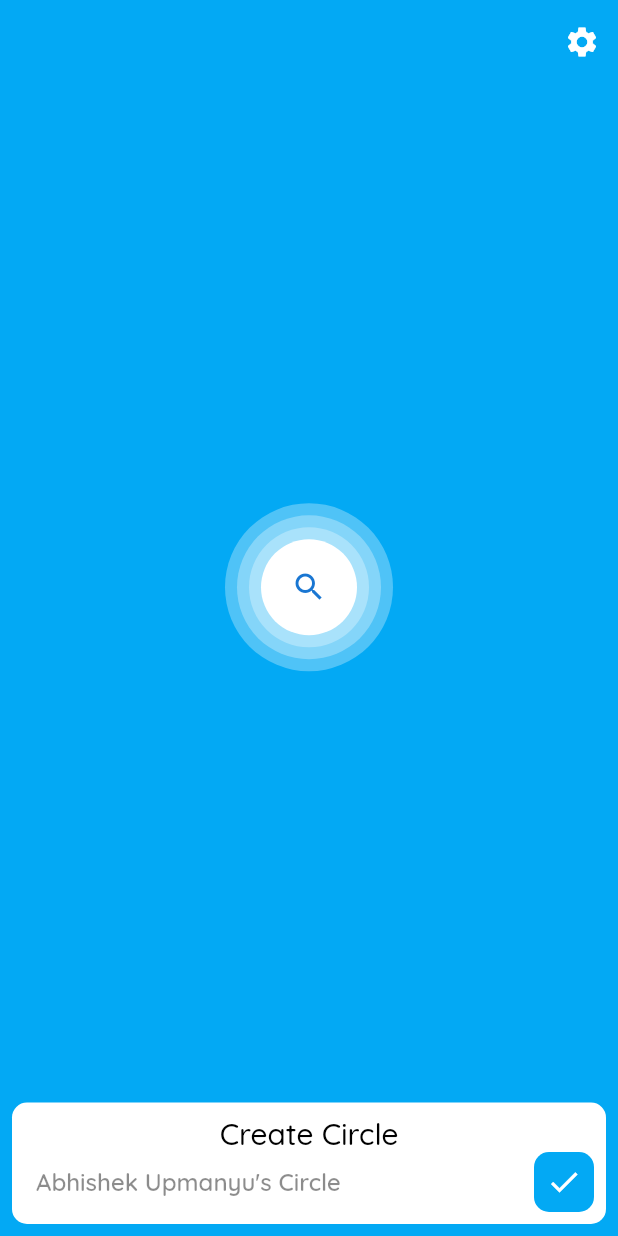
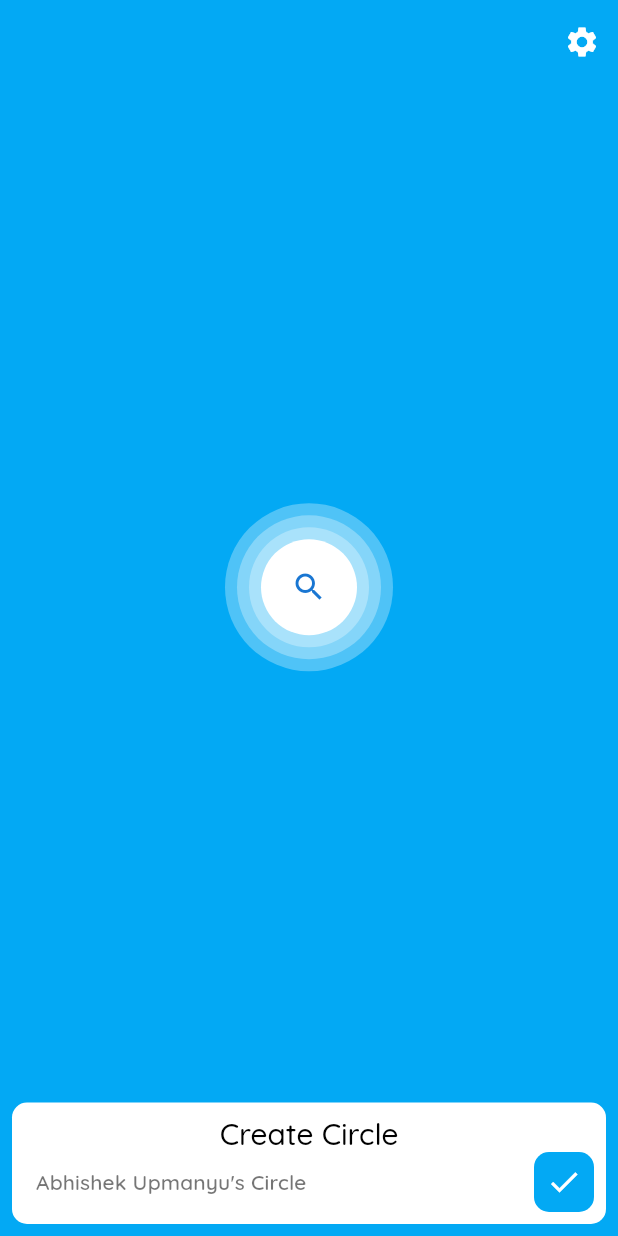
Before and after one commit to Cheeseball-Developers/project-circles, a Flutter app: the screen it shows after launch, on a phone screen of 412 x 824 dp. Run offline on Flutter 3.47's test engine with Material 2 defaults, Android fonts, the phone set to English and light mode, and no system bars; our stand-ins replace auto_route, bloc, dartz, flutter_bloc, freezed_annotation, get_it and 2 more; generated files the repository leaves out were written again.

Commit message:
Implement theme, Add back button

```diff
--- a/lib/presentation/core/theme.dart
+++ b/lib/presentation/core/theme.dart
@@ -3,36 +3,42 @@ import 'package:flutter/material.dart';
 ThemeData defaultTheme() {
   TextTheme _defaultTextTheme(TextTheme base) {
     return base.copyWith(
-      headline2: const TextStyle(
-          color: Colors.black54,
-          fontSize: 22.0,
+        headline4: const TextStyle(
+            color: Colors.black87,
+            fontSize: 26.0,
             fontFamily: 'Quicksand',
-          fontWeight: FontWeight.w800),
+            fontWeight: FontWeight.w400),
         headline6: const TextStyle(
             color: Colors.black,
             fontSize: 20.0,
             fontFamily: 'Quicksand',
             fontWeight: FontWeight.w500),
         subtitle1: const TextStyle(
-          color: Colors.black45,
+            color: Colors.black54,
             fontSize: 16.0,
+            fontFamily: 'Quicksand',
+            fontWeight: FontWeight.w600),
+        subtitle2: const TextStyle(
+            color: Colors.black54,
+            fontSize: 14.0,
             fontFamily: 'Quicksand',
             fontWeight: FontWeight.w600),
         bodyText2: const TextStyle(
             color: Colors.black87, fontSize: 14.0, fontFamily: 'Quicksand'),
-    );
+        caption: const TextStyle(
+            color: Colors.black54,
+            fontSize: 12.0,
+            fontWeight: FontWeight.w300,
+            fontFamily: 'Quicksand'));
   }
 
   final ThemeData base = ThemeData.light();
   return base.copyWith(
     textTheme: _defaultTextTheme(base.textTheme),
-    //textTheme: Typography().white,
     primaryColor: Colors.lightBlue,
-    indicatorColor: const Color(0xFF807A6B),
-    scaffoldBackgroundColor: Colors.lightBlue,
-    accentColor: const Color(0xFFFFF8E1),
-    iconTheme: const IconThemeData(color: Colors.white),
-    accentIconTheme: const IconThemeData(color: Colors.lightBlue),
+    scaffoldBackgroundColor: Colors.white,
+    iconTheme: const IconThemeData(color: Colors.lightBlue),
+    accentIconTheme: const IconThemeData(color: Colors.white),
     buttonColor: Colors.lightBlue,
     backgroundColor: Colors.white,
   );
--- a/lib/presentation/join_or_create_circle/join_or_create_circle.dart
+++ b/lib/presentation/join_or_create_circle/join_or_create_circle.dart
@@ -42,7 +42,7 @@ class JoinOrCreateCircle extends StatelessWidget {
                           padding: const EdgeInsets.all(8.0),
                           child: Text(
                             "Abhishek Upmanyu's Circle",
-                            style: Theme.of(context).textTheme.subtitle1,
+                            style: Theme.of(context).textTheme.subtitle2,
                           ),
                         ),
                       ),
@@ -51,9 +51,9 @@ class JoinOrCreateCircle extends StatelessWidget {
                         color: Colors.lightBlue,
                         child: InkWell(
                           onTap: () {},
-                          child: const Padding(
-                            padding: EdgeInsets.all(8.0),
-                            child: Icon(Icons.done),
+                          child: Padding(
+                            padding: const EdgeInsets.all(8.0),
+                            child: Icon(Icons.done, color: Theme.of(context).accentIconTheme.color,),
                           ),
                         ),
                       )
--- a/pubspec.yaml
+++ b/pubspec.yaml
@@ -25,7 +25,6 @@ dependencies:
     sdk: flutter
   flutter_bloc:
   dartz:
-  equatable:
   freezed_annotation:
   get_it:
   injectable:
```
Also changed, not shown: lib/presentation/core/widgets/buttons/my_back_button.dart (added, +27 -0 lines), lib/presentation/settings/settings.dart (+31 -10 lines), lib/presentation/settings/widgets/settings_item_list_tile.dart (+12 -5 lines), lib/presentation/settings/widgets/settings_section.dart (+5 -2 lines), pubspec.lock. Lines whose indentation alone changed are shown as unchanged.
